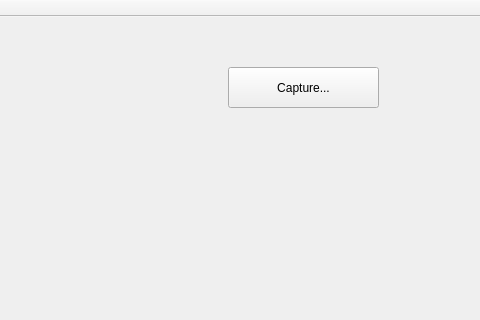
Qt form mainwindow.ui (1059444127/Project3D_now) before a commit; both pictures show x 350 to 830 and y 0 to 320 of the 830 by 562 pixel window.
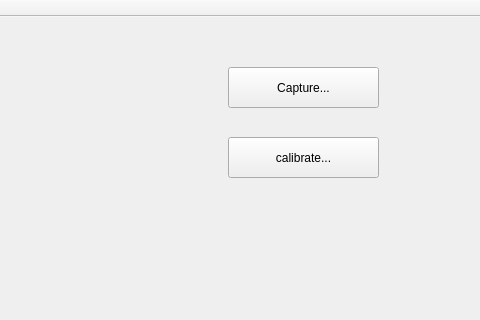
The same form after that commit. Custom widgets are drawn as their Qt base class.

Commit message: next step:on_calibrate_button_clicked

```diff
--- a/mainwindow.ui
+++ b/mainwindow.ui
@@ -27,7 +27,7 @@
      <string>Capture...</string>
     </property>
    </widget>
-   <widget class="QWidget" name="">
+   <widget class="QWidget" name="layoutWidget">
     <property name="geometry">
      <rect>
       <x>42</x>
@@ -47,6 +47,19 @@
      </item>
     </layout>
    </widget>
+   <widget class="QPushButton" name="calibration_button">
+    <property name="geometry">
+     <rect>
+      <x>578</x>
+      <y>120</y>
+      <width>151</width>
+      <height>41</height>
+     </rect>
+    </property>
+    <property name="text">
+     <string>calibrate...</string>
+    </property>
+   </widget>
   </widget>
   <widget class="QMenuBar" name="menuBar">
    <property name="geometry">
```
Left out of the diff: 4 changed lines with no effect on the pictures. The commit also changes 12 other files.
